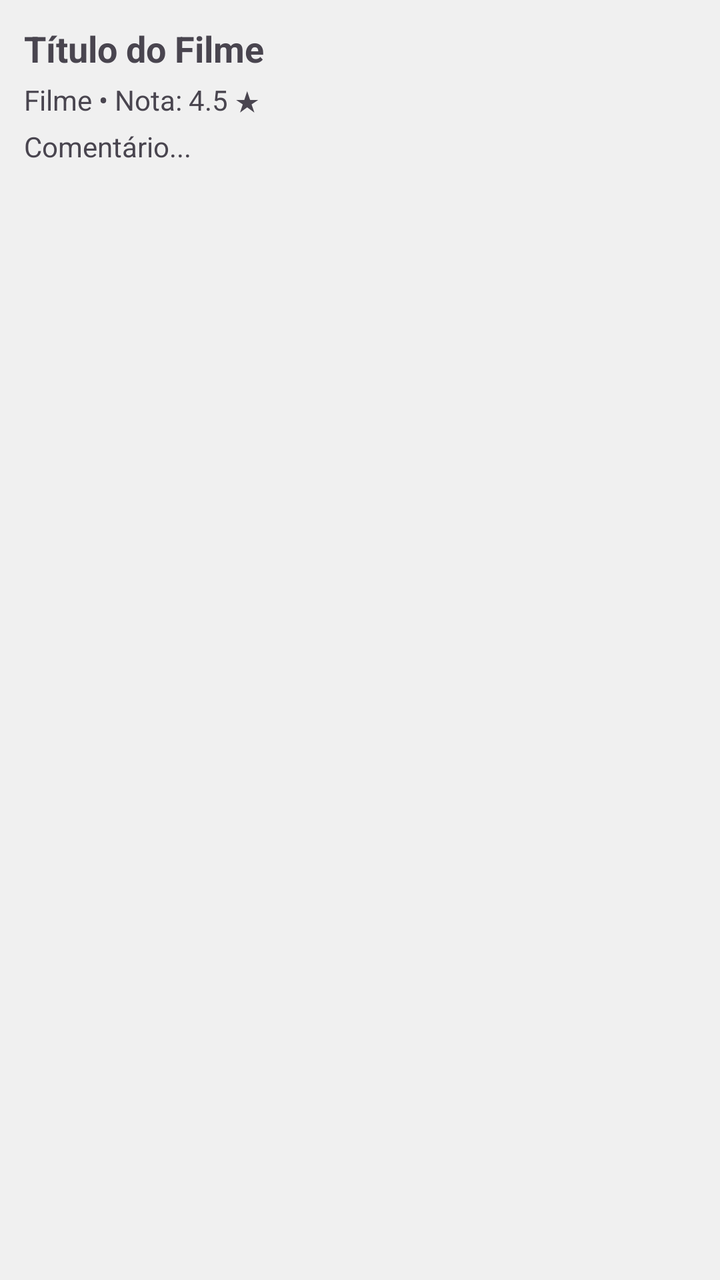
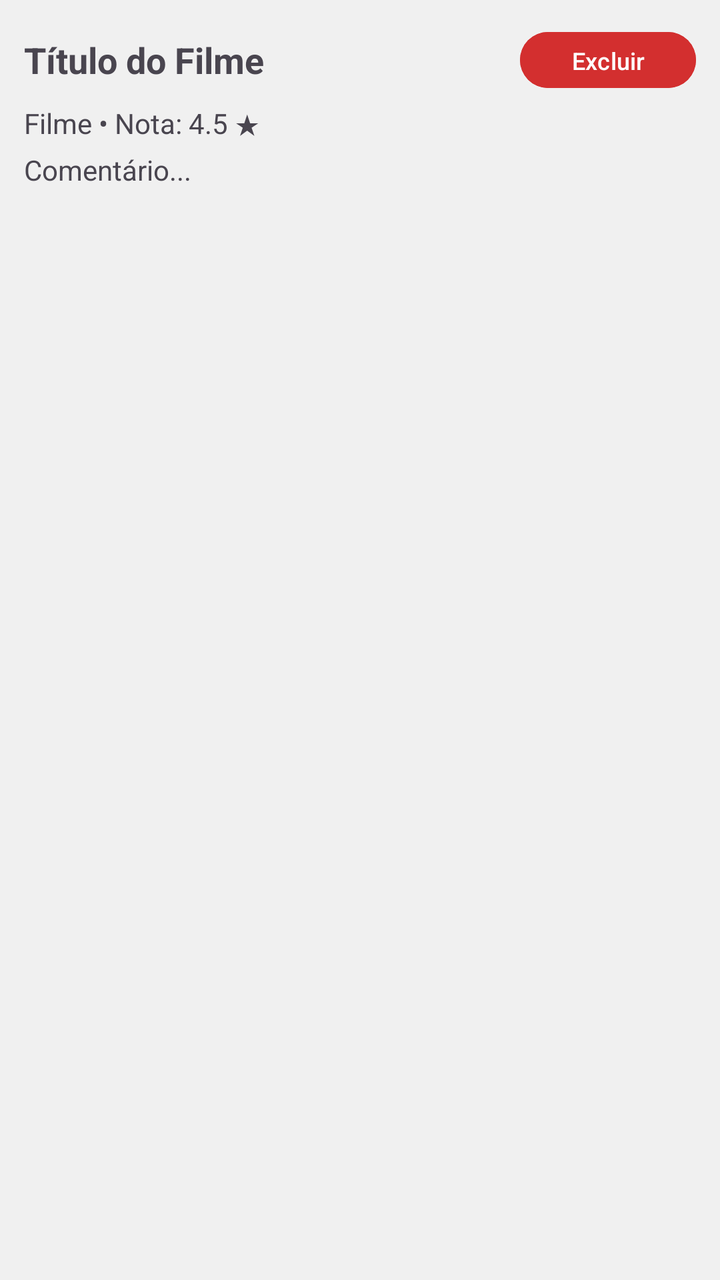

Two renders of the same Android screen: before a commit and after it. Below are the layout's source before the change and the commit's diff.
<!-- AndroidManifest.xml: application theme Theme.CineLog -->
<!-- res/layout/item_midia.xml -->
<?xml version="1.0" encoding="utf-8"?>
<LinearLayout xmlns:android="http://schemas.android.com/apk/res/android"
    android:layout_width="match_parent"
    android:layout_height="wrap_content"
    android:orientation="vertical"
    android:padding="12dp"
    android:layout_marginBottom="8dp"
    android:background="#F0F0F0">

    <TextView
        android:id="@+id/tvTituloItem"
        android:layout_width="wrap_content"
        android:layout_height="wrap_content"
        android:text="Título do Filme"
        android:textSize="18sp"
        android:textStyle="bold" />

    <TextView
        android:id="@+id/tvTipoNotaItem"
        android:layout_width="wrap_content"
        android:layout_height="wrap_content"
        android:text="Filme • Nota: 4.5 ★"
        android:textSize="14sp"
        android:layout_marginTop="4dp" />

    <TextView
        android:id="@+id/tvComentarioItem"
        android:layout_width="wrap_content"
        android:layout_height="wrap_content"
        android:text="Comentário..."
        android:textSize="14sp"
        android:layout_marginTop="4dp" />

</LinearLayout>
<!-- resources referenced by this layout -->
<resources>
  <style name="Theme.CineLog" parent="Base.Theme.CineLog" />
  <style name="Base.Theme.CineLog" parent="Theme.Material3.DayNight.NoActionBar">
          
          
      </style>
</resources>

<!-- the commit's change to res/layout/item_midia.xml (unified diff, before → after) -->
@@ -7,13 +7,30 @@
     android:layout_marginBottom="8dp"
     android:background="#F0F0F0">
 
-    <TextView
-        android:id="@+id/tvTituloItem"
-        android:layout_width="wrap_content"
+    <LinearLayout
+        android:layout_width="match_parent"
         android:layout_height="wrap_content"
-        android:text="Título do Filme"
-        android:textSize="18sp"
-        android:textStyle="bold" />
+        android:orientation="horizontal"
+        android:gravity="center_vertical">
+
+        <TextView
+            android:id="@+id/tvTituloItem"
+            android:layout_width="0dp"
+            android:layout_height="wrap_content"
+            android:layout_weight="1"
+            android:text="Título do Filme"
+            android:textSize="18sp"
+            android:textStyle="bold" />
+
+        <Button
+            android:id="@+id/btnExcluirItem"
+            android:layout_width="wrap_content"
+            android:layout_height="36dp"
+            android:text="Excluir"
+            android:textSize="12sp"
+            android:backgroundTint="#D32F2F"
+            android:textColor="#FFFFFF" />
+    </LinearLayout>
 
     <TextView
         android:id="@+id/tvTipoNotaItem"
